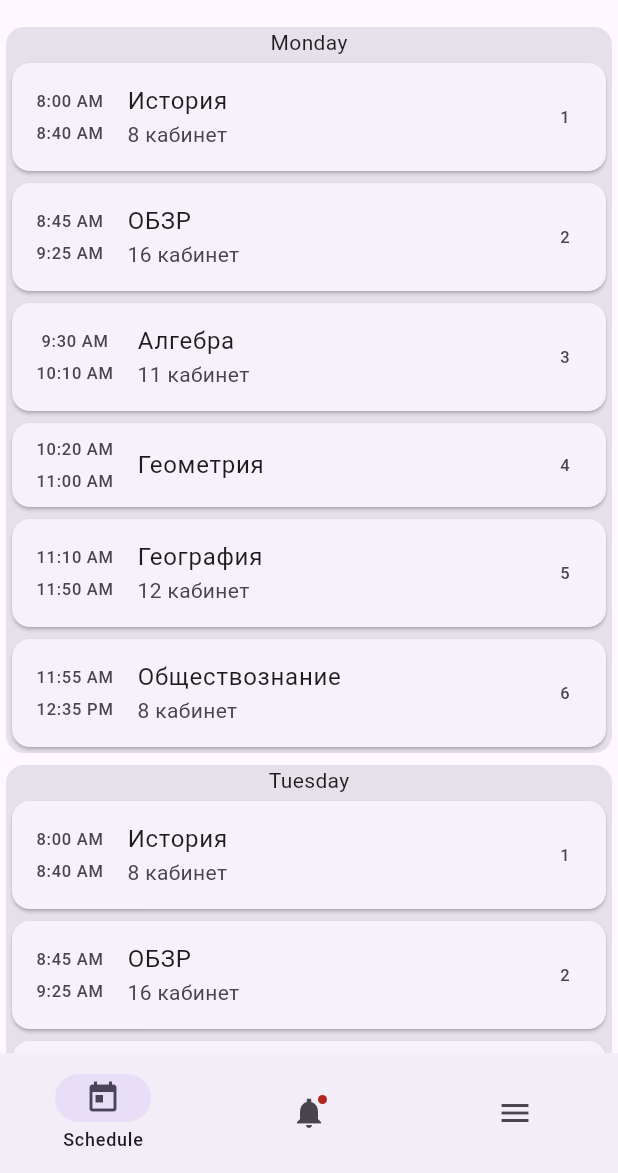
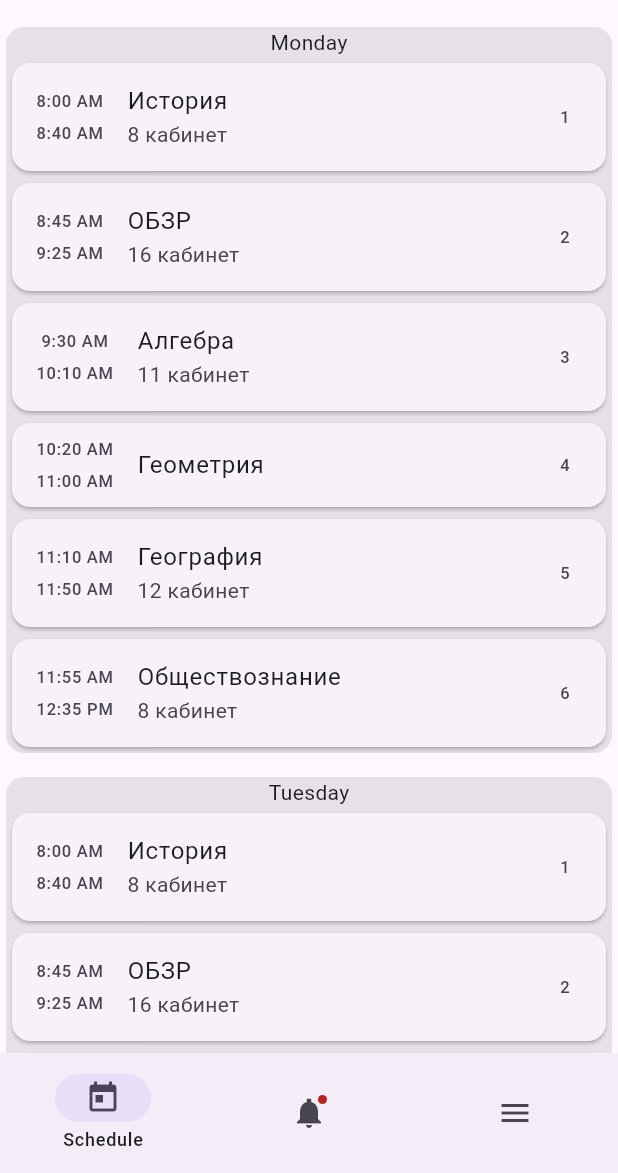
Before and after one commit to this-is-hash/clockwork, a Flutter app: the screen it shows after launch, on a phone screen of 412 x 824 dp, the part 63-1236 px from its top. Run offline on Flutter 3.47's test engine with Material 3 defaults, Android fonts, the phone set to English and light mode, and no system bars.

Commit message:
Lazy loading of day widgets in main screen. Should improve scrolling performance.

```diff
--- a/lib/main.dart
+++ b/lib/main.dart
@@ -16,6 +16,7 @@ class MyApp extends StatefulWidget {
 
 class _MyAppState extends State<MyApp> {
   int currPage = 0;
+  List<Day> schedule = week;
 
   @override
   Widget build(BuildContext context) {
@@ -24,7 +25,11 @@ class _MyAppState extends State<MyApp> {
       home: Scaffold(
         appBar: AppBar(title: Text("Clockwork"), centerTitle: true),
         body: <Widget>[
-          ListView(children: [for (final Day day in week) DayWidget(day: day)]),
+          ListView.separated(
+            itemBuilder: (context, index) => DayWidget(day: schedule[index]),
+            separatorBuilder: (context, index) => SizedBox(height: 8.0),
+            itemCount: schedule.length,
+          ),
           Center(child: Text("Notifications")),
           Center(child: Text("Menu")),
         ][currPage],
@@ -39,9 +44,11 @@ class _MyAppState extends State<MyApp> {
               icon: Badge(child: Icon(Icons.notifications_sharp)),
               label: 'Notifications',
             ),
-            NavigationDestination(icon: Icon(Icons.menu),
-            selectedIcon: Icon(Icons.menu_open),
-             label: 'Menu'),
+            NavigationDestination(
+              icon: Icon(Icons.menu),
+              selectedIcon: Icon(Icons.menu_open),
+              label: 'Menu',
+            ),
           ],
           onDestinationSelected: (int index) {
             setState(() {
```
